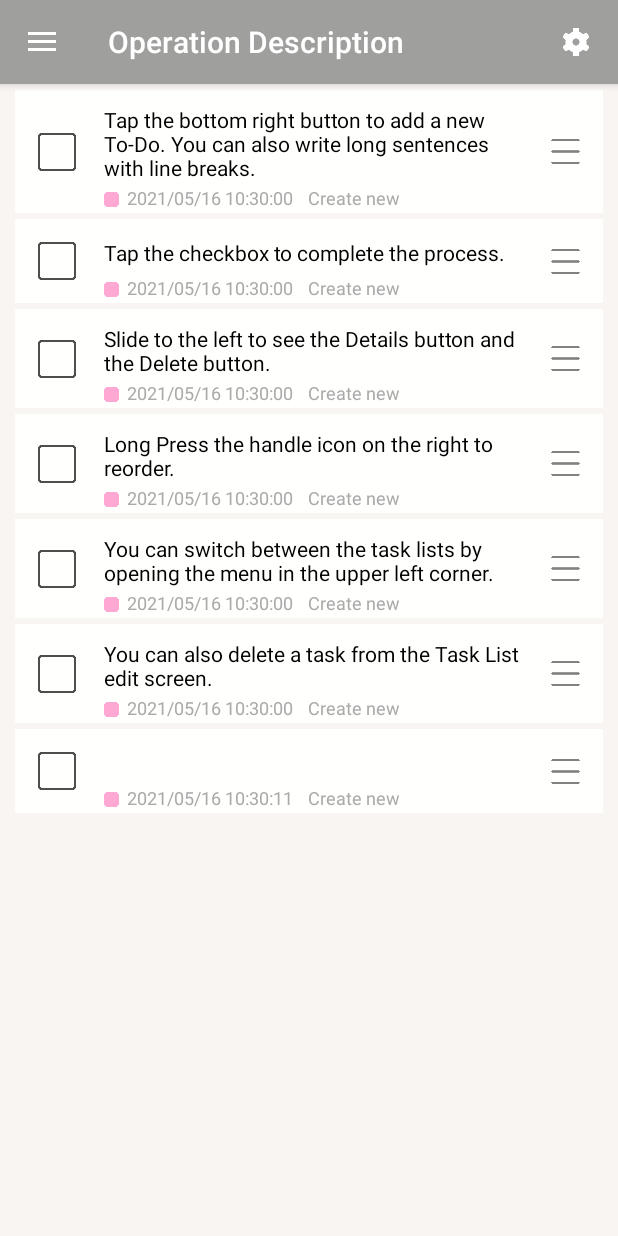
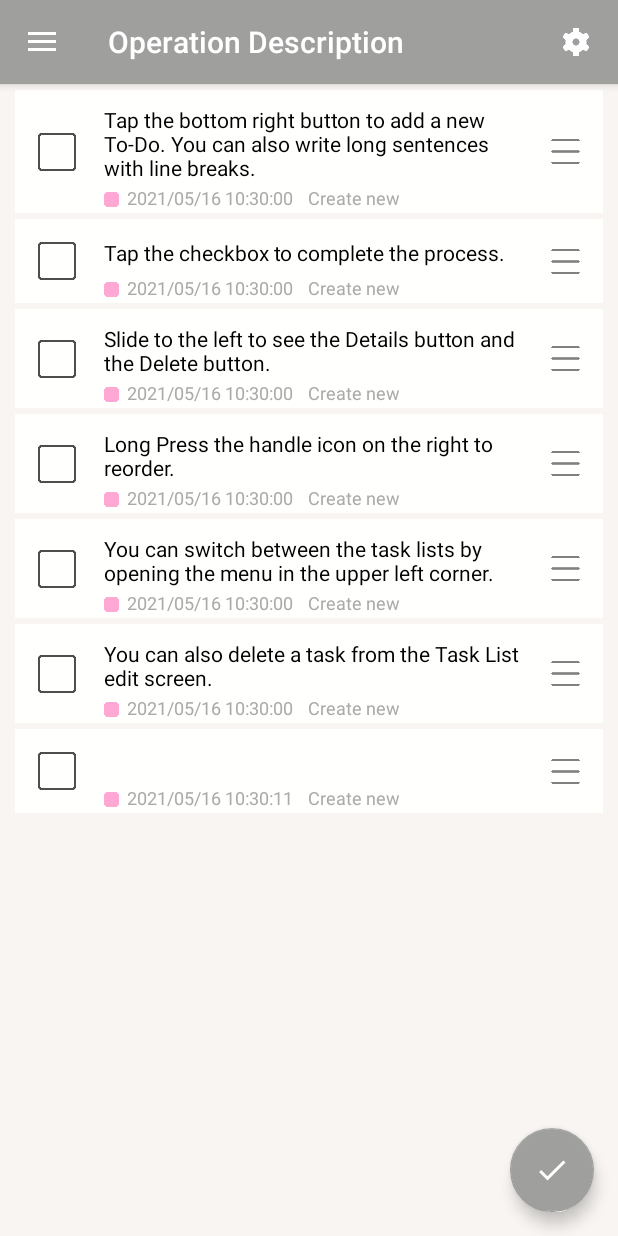
Before and after one commit to highcom/ToDoLog, an Android app: the screen it shows after launch (ToDoMainActivity), after a tap on an icon or button, on a phone screen of 412 x 824 dp. Run offline under Robolectric (Android 15) with nearby library versions, the phone set to English and light mode, and no system bars; our stand-ins replace AdMob, Room's generated code; libraries missing offline, so code that uses them is left out: jp.co.recruit_mp; 5 statements that could not run were skipped.

Commit message:
ToDo内容編集時のフローティングボタンの挙動を非表示から完了操作に変更する＆チェックマークのアイコン変更

```diff
--- a/app/src/main/java/com/highcom/todolog/ToDoMainActivity.java
+++ b/app/src/main/java/com/highcom/todolog/ToDoMainActivity.java
@@ -9,6 +9,7 @@ import android.util.DisplayMetrics;
 import android.view.Display;
 import android.view.MenuItem;
 import android.view.Menu;
+import android.view.View;
 import android.widget.Button;
 import android.widget.FrameLayout;
 import android.widget.ListView;
@@ -128,18 +129,7 @@ public class ToDoMainActivity extends AppCompatActivity {
         Toolbar toolbar = findViewById(R.id.toolbar);
         setSupportActionBar(toolbar);
         fab = findViewById(R.id.fab);
-        fab.setOnClickListener(view -> {
-            switch (mSelectFragment) {
-                case FRAGMENT_TODOLIST:
-                    if (mToDoListFragment != null) mToDoListFragment.addNewToDoAndLog();
-                    break;
-                case FRAGMENT_GROUPLIST:
-                    if (mGroupListFragment != null) mGroupListFragment.addNewGroup();
-                    break;
-                default:
-                    break;
-            }
-        });
+        fab.setOnClickListener(new FloationButtonEditClickListener());
         DrawerLayout drawer = findViewById(R.id.drawer_layout);
         ActionBarDrawerToggle actionBarDrawerToggle =
                 new ActionBarDrawerToggle(
@@ -289,14 +279,16 @@ public class ToDoMainActivity extends AppCompatActivity {
         return super.onOptionsItemSelected(item);
     }
 
-    public void hideFloatingButton() {
+    public void changeDoneFloatingButton() {
         mAdView.setVisibility(AdView.GONE);
-        fab.hide();
+        fab.setImageResource(R.drawable.ic_baseline_check_24);
+        fab.setOnClickListener(new FloationButtonDoneClickListener());
     }
 
-    public void showFloatingButton() {
+    public void changeEditFloatingButton() {
         mAdView.setVisibility(AdView.VISIBLE);
-        fab.show();
+        fab.setImageResource(R.drawable.ic_new_edit);
+        fab.setOnClickListener(new FloationButtonEditClickListener());
     }
 
     @Override
@@ -304,4 +296,31 @@ public class ToDoMainActivity extends AppCompatActivity {
         mAdView.destroy();
         super.onDestroy();
     }
+
+    public class FloationButtonEditClickListener implements View.OnClickListener {
+
+        @Override
+        public void onClick(View v) {
+            switch (mSelectFragment) {
+                case FRAGMENT_TODOLIST:
+                    if (mToDoListFragment != null) mToDoListFragment.addNewToDoAndLog();
+                    break;
+                case FRAGMENT_GROUPLIST:
+                    if (mGroupListFragment != null) mGroupListFragment.addNewGroup();
+                    break;
+                default:
+                    break;
+            }
+        }
+    }
+
+    public class FloationButtonDoneClickListener implements View.OnClickListener {
+
+        @Override
+        public void onClick(View v) {
+            fab.setFocusable(true);
+            fab.setFocusableInTouchMode(true);
+            fab.requestFocus();
+        }
+    }
 }
--- a/app/src/main/java/com/highcom/todolog/ui/grouplist/GroupListFragment.java
+++ b/app/src/main/java/com/highcom/todolog/ui/grouplist/GroupListFragment.java
@@ -139,7 +139,7 @@ public class GroupListFragment extends Fragment implements SimpleCallbackHelper.
     @Override
     public void onGroupNameClicked(View view) {
         view.post(() -> {
-            ((ToDoMainActivity)getContext()).hideFloatingButton();
+            ((ToDoMainActivity)getContext()).changeDoneFloatingButton();
             view.setFocusable(true);
             view.setFocusableInTouchMode(true);
             view.requestFocus();
@@ -156,7 +156,7 @@ public class GroupListFragment extends Fragment implements SimpleCallbackHelper.
         InputMethodManager inputMethodManager = (InputMethodManager)getContext().getSystemService(Context.INPUT_METHOD_SERVICE);
         inputMethodManager.hideSoftInputFromWindow(getView().getWindowToken(), InputMethodManager.HIDE_NOT_ALWAYS);
 
-        ((ToDoMainActivity)getContext()).showFloatingButton();
+        ((ToDoMainActivity)getContext()).changeEditFloatingButton();
         view.setFocusable(false);
         view.setFocusableInTouchMode(false);
         view.requestFocus();
--- a/app/src/main/java/com/highcom/todolog/ui/todolist/ToDoListFragment.java
+++ b/app/src/main/java/com/highcom/todolog/ui/todolist/ToDoListFragment.java
@@ -215,7 +215,7 @@ public class ToDoListFragment extends Fragment implements SimpleCallbackHelper.S
     @Override
     public void onToDoContentsClicked(View view) {
         view.post(() -> {
-            ((ToDoMainActivity)getContext()).hideFloatingButton();
+            ((ToDoMainActivity)getContext()).changeDoneFloatingButton();
             view.setFocusable(true);
             view.setFocusableInTouchMode(true);
             view.requestFocus();
@@ -232,7 +232,7 @@ public class ToDoListFragment extends Fragment implements SimpleCallbackHelper.S
         InputMethodManager inputMethodManager = (InputMethodManager)getContext().getSystemService(Context.INPUT_METHOD_SERVICE);
         inputMethodManager.hideSoftInputFromWindow(getView().getWindowToken(), InputMethodManager.HIDE_NOT_ALWAYS);
 
-        ((ToDoMainActivity)getContext()).showFloatingButton();
+        ((ToDoMainActivity)getContext()).changeEditFloatingButton();
         view.setFocusable(false);
         view.setFocusableInTouchMode(false);
         view.requestFocus();
--- /dev/null
+++ b/app/src/main/res/drawable/ic_baseline_check_24.xml
@@ -0,0 +1,10 @@
+<vector xmlns:android="http://schemas.android.com/apk/res/android"
+    android:width="24dp"
+    android:height="24dp"
+    android:viewportWidth="24"
+    android:viewportHeight="24"
+    android:tint="?attr/colorControlNormal">
+  <path
+      android:fillColor="@android:color/white"
+      android:pathData="M9,16.17L4.83,12l-1.42,1.41L9,19 21,7l-1.41,-1.41z"/>
+</vector>
--- a/app/src/main/res/layout/activity_tododetail.xml
+++ b/app/src/main/res/layout/activity_tododetail.xml
@@ -54,7 +54,8 @@
             android:adjustViewBounds="true"
             android:background="@null"
             android:scaleType="centerInside"
-            android:src="@drawable/ic_detail_state"
+            android:src="@drawable/ic_baseline_check_24"
+            android:tint="@color/lightgray"
             android:id="@+id/detail_state_icon" />
 
         <TextView
@@ -102,6 +103,7 @@
             android:background="@null"
             android:scaleType="centerInside"
             android:src="@drawable/ic_folder"
+            android:tint="@color/lightgray"
             android:id="@+id/detail_group_icon" />
 
         <TextView
--- a/app/src/main/res/layout/app_bar_main.xml
+++ b/app/src/main/res/layout/app_bar_main.xml
@@ -38,6 +38,7 @@
             android:layout_height="wrap_content"
             android:layout_gravity="bottom|end"
             android:layout_margin="@dimen/fab_margin"
+            android:tint="@color/white"
             app:srcCompat="@drawable/ic_new_edit" />
 
     </androidx.coordinatorlayout.widget.CoordinatorLayout>
--- a/app/src/main/res/menu/activity_detail_menu.xml
+++ b/app/src/main/res/menu/activity_detail_menu.xml
@@ -2,7 +2,7 @@
 <menu xmlns:android="http://schemas.android.com/apk/res/android"
     xmlns:app="http://schemas.android.com/apk/res-auto">
     <item android:id="@+id/detail_done"
-        android:icon="@drawable/ic_edit_done"
+        android:icon="@drawable/ic_baseline_check_24"
         android:title="Done"
         app:showAsAction="always">
     </item>
```
